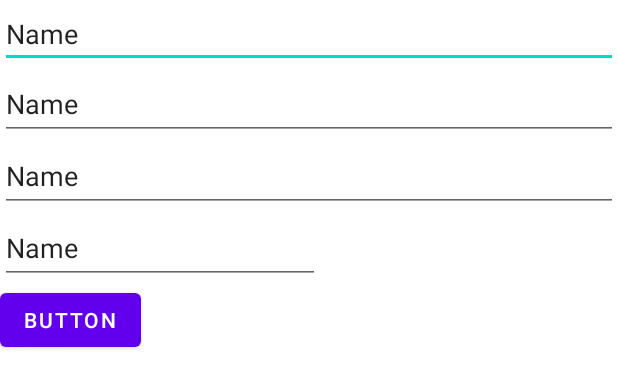
After one commit to SomyahAA/Ikram, an Android app: the layout fragment_upload_content.xml on its own in the app's theme, with its tools: preview values and no code run, on a phone screen of 412 x 824 dp. The commit adds this screen. Shown: the top 388 px of the screen. Run offline under Robolectric (Android 15) with nearby library versions, the phone set to English and light mode, and no system bars.

Commit message:
sec commit

```diff
--- /dev/null
+++ b/app/src/main/java/com/example/ikram/Database/pictureDataClass.kt
@@ -0,0 +1,3 @@
+package com.example.ikram_data.Database
+
+data class pictureDataClass(var imageName:String ?="", var uid:String ?="",var tit:String ?="",var description:String ?="", var donationCat:String ?="",var location:String?="")
--- /dev/null
+++ b/app/src/main/res/layout/fragment_upload_content.xml
@@ -0,0 +1,55 @@
+<?xml version="1.0" encoding="utf-8"?>
+<FrameLayout xmlns:android="http://schemas.android.com/apk/res/android"
+    xmlns:tools="http://schemas.android.com/tools"
+    android:layout_width="match_parent"
+    android:layout_height="match_parent">
+
+    <LinearLayout
+        android:layout_width="match_parent"
+        android:layout_height="match_parent"
+        android:orientation="vertical">
+
+        <EditText
+            android:id="@+id/titleEditText"
+            android:layout_width="match_parent"
+            android:layout_height="wrap_content"
+            android:ems="10"
+            android:inputType="textPersonName"
+            android:text="Name" />
+
+        <EditText
+            android:id="@+id/decripEditText"
+            android:layout_width="match_parent"
+            android:layout_height="wrap_content"
+            android:ems="10"
+            android:inputType="textPersonName"
+            android:minHeight="48dp"
+            android:text="Name" />
+
+        <EditText
+            android:id="@+id/donationTypeEditText"
+            android:layout_width="match_parent"
+            android:layout_height="wrap_content"
+            android:ems="10"
+            android:inputType="textPersonName"
+            android:minHeight="48dp"
+            android:text="Name" />
+
+        <EditText
+            android:id="@+id/LocationEditText"
+            android:layout_width="wrap_content"
+            android:layout_height="wrap_content"
+            android:ems="10"
+            android:inputType="textPersonName"
+            android:minHeight="48dp"
+            android:text="Name" />
+
+        <Button
+            android:id="@+id/saveTitleDecripButton"
+            android:layout_width="wrap_content"
+            android:layout_height="wrap_content"
+            android:text="Button" />
+
+    </LinearLayout>
+
+</FrameLayout>
--- a/app/src/main/res/values/strings.xml
+++ b/app/src/main/res/values/strings.xml
@@ -1,3 +1,5 @@
 <resources>
     <string name="app_name">Ikram</string>
+    <!-- TODO: Remove or change this placeholder text -->
+    <string name="hello_blank_fragment">Hello blank fragment</string>
 </resources>
```
Also changed, not shown: app/build.gradle (+36 -6 lines), app/src/main/java/com/example/ikram/ViewModel/donationViewModel.kt (added, +74 -0 lines), app/src/main/java/com/example/ikram/repository/firebase_Repo.kt (added, +25 -0 lines), app/src/main/java/com/example/ikram/view/uploadContentFragment.kt (added, +86 -0 lines).
